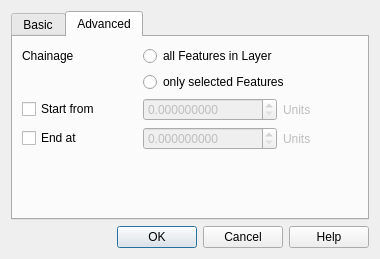
Before: the Qt Designer form ui_qchainage.ui in mach0/qchainage, drawn with Qt 5.
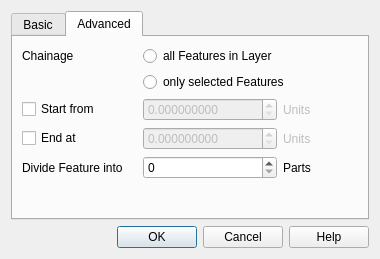
After: the same form once the commit is applied. The open tabs and pages were chosen to show the change.

```diff
--- a/ui_qchainage.ui
+++ b/ui_qchainage.ui
@@ -163,6 +163,19 @@
          </property>
         </widget>
        </item>
+       <item row="5" column="1">
+        <spacer name="verticalSpacer_2">
+         <property name="orientation">
+          <enum>Qt::Vertical</enum>
+         </property>
+         <property name="sizeHint" stdset="0">
+          <size>
+           <width>20</width>
+           <height>40</height>
+          </size>
+         </property>
+        </spacer>
+       </item>
        <item row="2" column="1">
         <widget class="QDoubleSpinBox" name="startSpinBox">
          <property name="enabled">
@@ -264,17 +277,21 @@
         </widget>
        </item>
        <item row="4" column="1">
-        <spacer name="verticalSpacer_2">
-         <property name="orientation">
-          <enum>Qt::Vertical</enum>
+        <widget class="QSpinBox" name="divideSpinBox"/>
+       </item>
+       <item row="4" column="0">
+        <widget class="QLabel" name="label_2">
+         <property name="text">
+          <string>Divide Feature into</string>
          </property>
-         <property name="sizeHint" stdset="0">
-          <size>
-           <width>20</width>
-           <height>40</height>
-          </size>
+        </widget>
+       </item>
+       <item row="4" column="2">
+        <widget class="QLabel" name="label_3">
+         <property name="text">
+          <string>Parts</string>
          </property>
-        </spacer>
+        </widget>
        </item>
       </layout>
      </widget>
```
